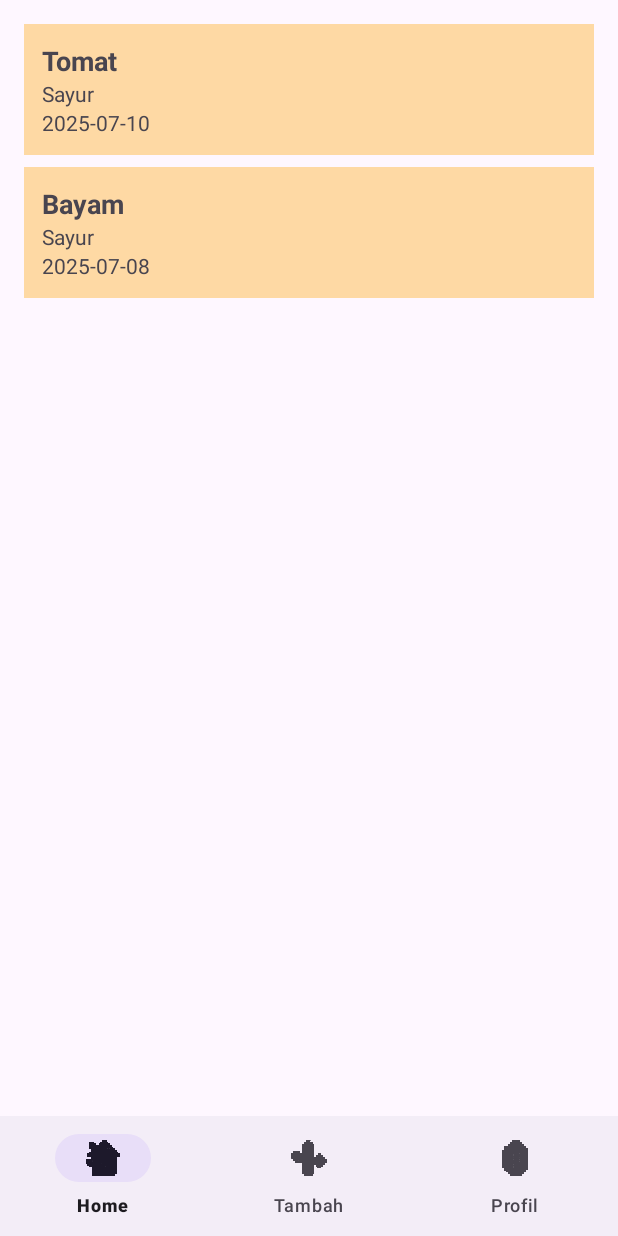
After one commit to Hayunitya/GrowMate, an Android app: the HomeFragment screen opened through its navigation route, on a phone screen of 412 x 824 dp. The commit adds this screen. Run offline under Robolectric (Android 15) with nearby library versions, the phone set to English and light mode, and no system bars; our stand-ins replace Firebase (no records; nobody signed in at launch, a user with empty details on screens opened directly), navigation-ui.

Commit message:
Second commit: tambah home screen

```diff
--- a/app/src/main/java/com/example/growmate/AuthFragment.kt
+++ b/app/src/main/java/com/example/growmate/AuthFragment.kt
@@ -6,6 +6,7 @@ import android.view.LayoutInflater
 import android.view.View
 import android.view.ViewGroup
 import android.widget.Toast
+import androidx.navigation.fragment.findNavController
 import com.example.growmate.databinding.FragmentAuthBinding
 import com.google.firebase.auth.FirebaseAuth
 import com.google.firebase.ktx.Firebase
@@ -70,7 +71,7 @@ class AuthFragment : Fragment() {
         auth.signInWithEmailAndPassword(email, password)
             .addOnSuccessListener {
                 Toast.makeText(context, "Login berhasil", Toast.LENGTH_SHORT).show()
-//                findNavController().navigate(R.id.action_authFragment_to_homeFragment)
+                findNavController().navigate(R.id.action_authFragment_to_homeFragment)
             }
             .addOnFailureListener {
                 Toast.makeText(context, "Login gagal: ${it.message}", Toast.LENGTH_LONG).show()
--- /dev/null
+++ b/app/src/main/java/com/example/growmate/HomeFragment.kt
@@ -0,0 +1,43 @@
+package com.example.growmate
+
+import android.os.Bundle
+import androidx.fragment.app.Fragment
+import android.view.LayoutInflater
+import android.view.View
+import android.view.ViewGroup
+import androidx.fragment.app.viewModels
+import androidx.recyclerview.widget.LinearLayoutManager
+import com.example.growmate.adapter.PlantAdapter
+import com.example.growmate.databinding.FragmentHomeBinding
+import com.example.growmate.viewmodel.HomeViewModel
+
+class HomeFragment : Fragment() {
+    private var _binding: FragmentHomeBinding? = null
+    private val binding get() = _binding!!
+
+    private val viewModel: HomeViewModel by viewModels()
+
+    override fun onCreateView(inflater: LayoutInflater, container: ViewGroup?, savedInstanceState: Bundle?): View {
+        _binding = FragmentHomeBinding.inflate(inflater, container, false)
+        return binding.root
+    }
+
+    override fun onViewCreated(view: View, savedInstanceState: Bundle?) {
+        super.onViewCreated(view, savedInstanceState)
+
+        val adapter = PlantAdapter(emptyList())
+        binding.plantRecyclerView.layoutManager = LinearLayoutManager(requireContext())
+        binding.plantRecyclerView.adapter = adapter
+
+        viewModel.plantList.observe(viewLifecycleOwner) { plants ->
+            adapter.updateData(plants)
+        }
+
+        viewModel.loadPlants() // fetch dummy atau real data dari Firestore
+    }
+
+    override fun onDestroyView() {
+        super.onDestroyView()
+        _binding = null
+    }
+}
--- a/app/src/main/java/com/example/growmate/MainActivity.kt
+++ b/app/src/main/java/com/example/growmate/MainActivity.kt
@@ -1,20 +1,25 @@
 package com.example.growmate
 
 import android.os.Bundle
-import androidx.activity.enableEdgeToEdge
+import android.view.View
 import androidx.appcompat.app.AppCompatActivity
-import androidx.core.view.ViewCompat
-import androidx.core.view.WindowInsetsCompat
+import androidx.navigation.fragment.NavHostFragment
+import androidx.navigation.ui.NavigationUI
+import com.google.android.material.bottomnavigation.BottomNavigationView
 
 class MainActivity : AppCompatActivity() {
     override fun onCreate(savedInstanceState: Bundle?) {
         super.onCreate(savedInstanceState)
-        enableEdgeToEdge()
         setContentView(R.layout.activity_main)
-        ViewCompat.setOnApplyWindowInsetsListener(findViewById(R.id.main)) { v, insets ->
-            val systemBars = insets.getInsets(WindowInsetsCompat.Type.systemBars())
-            v.setPadding(systemBars.left, systemBars.top, systemBars.right, systemBars.bottom)
-            insets
+
+        val navHostFragment = supportFragmentManager.findFragmentById(R.id.nav_host_fragment) as NavHostFragment
+        val navController = navHostFragment.navController
+        val bottomNav = findViewById<BottomNavigationView>(R.id.bottom_nav)
+        NavigationUI.setupWithNavController(bottomNav, navController)
+
+        navController.addOnDestinationChangedListener { _, destination, _ ->
+            bottomNav.visibility = if (destination.id == R.id.authFragment) View.GONE else View.VISIBLE
         }
+
     }
 }
--- /dev/null
+++ b/app/src/main/java/com/example/growmate/adapter/PlantAdapter.kt
@@ -0,0 +1,30 @@
+package com.example.growmate.adapter
+
+import android.view.LayoutInflater
+import android.view.ViewGroup
+import androidx.recyclerview.widget.RecyclerView
+import com.example.growmate.databinding.ItemPlantBinding
+import com.example.growmate.model.Plant
+
+class PlantAdapter(private var plants: List<Plant>) : RecyclerView.Adapter<PlantAdapter.ViewHolder>() {
+    inner class ViewHolder(val binding: ItemPlantBinding) : RecyclerView.ViewHolder(binding.root)
+
+    override fun onCreateViewHolder(parent: ViewGroup, viewType: Int): ViewHolder {
+        val binding = ItemPlantBinding.inflate(LayoutInflater.from(parent.context), parent, false)
+        return ViewHolder(binding)
+    }
+
+    override fun onBindViewHolder(holder: ViewHolder, position: Int) {
+        val plant = plants[position]
+        holder.binding.plantName.text = plant.name
+        holder.binding.plantType.text = plant.type
+        holder.binding.plantDate.text = plant.datePlanted
+    }
+
+    override fun getItemCount(): Int = plants.size
+
+    fun updateData(newList: List<Plant>) {
+        plants = newList
+        notifyDataSetChanged()
+    }
+}
--- /dev/null
+++ b/app/src/main/java/com/example/growmate/viewmodel/HomeViewModel.kt
@@ -0,0 +1,18 @@
+package com.example.growmate.viewmodel
+
+import androidx.lifecycle.LiveData
+import androidx.lifecycle.MutableLiveData
+import androidx.lifecycle.ViewModel
+import com.example.growmate.model.Plant
+
+class HomeViewModel : ViewModel() {
+    private val _plantList = MutableLiveData<List<Plant>>()
+    val plantList: LiveData<List<Plant>> = _plantList
+
+    fun loadPlants() {
+        _plantList.value = listOf(
+            Plant("Tomat", "Sayur", "2025-07-10"),
+            Plant("Bayam", "Sayur", "2025-07-08")
+        )
+    }
+}
--- a/app/src/main/res/layout/activity_main.xml
+++ b/app/src/main/res/layout/activity_main.xml
@@ -13,6 +13,18 @@
         app:navGraph="@navigation/nav_graph"
         app:defaultNavHost="true"
         android:layout_width="match_parent"
-        android:layout_height="match_parent" />
+        android:layout_height="match_parent"
+        app:layout_constraintTop_toTopOf="parent"
+        app:layout_constraintBottom_toTopOf="@+id/bottom_nav"/>
+
+    <com.google.android.material.bottomnavigation.BottomNavigationView
+        android:id="@+id/bottom_nav"
+        android:layout_width="match_parent"
+        android:layout_height="wrap_content"
+        android:layout_gravity="bottom"
+        app:menu="@menu/bottom_nav_menu"
+        tools:ignore="MissingConstraints"
+        app:layout_constraintBottom_toBottomOf="parent"/>
+
 
 </androidx.constraintlayout.widget.ConstraintLayout>
--- /dev/null
+++ b/app/src/main/res/layout/fragment_home.xml
@@ -0,0 +1,14 @@
+<?xml version="1.0" encoding="utf-8"?>
+<LinearLayout xmlns:android="http://schemas.android.com/apk/res/android"
+    xmlns:tools="http://schemas.android.com/tools"
+    android:layout_width="match_parent"
+    android:layout_height="match_parent"
+    android:orientation="vertical"
+    android:padding="16dp">
+
+    <androidx.recyclerview.widget.RecyclerView
+        android:id="@+id/plantRecyclerView"
+        android:layout_width="match_parent"
+        android:layout_height="match_parent"/>
+
+</LinearLayout>
--- /dev/null
+++ b/app/src/main/res/layout/item_plant.xml
@@ -0,0 +1,30 @@
+<?xml version="1.0" encoding="utf-8"?>
+<LinearLayout xmlns:android="http://schemas.android.com/apk/res/android"
+    android:layout_width="match_parent"
+    android:layout_height="wrap_content"
+    android:orientation="vertical"
+    android:padding="12dp"
+    android:background="@color/bg"
+    android:layout_marginBottom="8dp">
+
+    <TextView
+        android:id="@+id/plantName"
+        android:layout_width="wrap_content"
+        android:layout_height="wrap_content"
+        android:text="Nama Tanaman"
+        android:textSize="18sp"
+        android:textStyle="bold"/>
+
+    <TextView
+        android:id="@+id/plantType"
+        android:layout_width="wrap_content"
+        android:layout_height="wrap_content"
+        android:text="Jenis Tanaman"/>
+
+    <TextView
+        android:id="@+id/plantDate"
+        android:layout_width="wrap_content"
+        android:layout_height="wrap_content"
+        android:text="Tanggal Tanam"/>
+
+</LinearLayout>
--- /dev/null
+++ b/app/src/main/res/menu/bottom_nav_menu.xml
@@ -0,0 +1,22 @@
+<?xml version="1.0" encoding="utf-8"?>
+<menu xmlns:android="http://schemas.android.com/apk/res/android"
+    xmlns:app="http://schemas.android.com/apk/res-auto">
+    <item
+        android:id="@+id/homeFragment"
+        android:icon="@drawable/icon01"
+        android:title="Home"
+        app:iconTint="@null" />
+
+    <item
+        android:id="@+id/addFragment"
+        android:icon="@drawable/icon02"
+        android:title="Tambah"
+        app:iconTint="@null" />
+
+    <item
+        android:id="@+id/profileFragment"
+        android:icon="@drawable/icon03"
+        android:title="Profil"
+        app:iconTint="@null" />
+
+</menu>
--- a/app/src/main/res/navigation/nav_graph.xml
+++ b/app/src/main/res/navigation/nav_graph.xml
@@ -8,14 +8,24 @@
         android:id="@+id/authFragment"
         android:name="com.example.growmate.AuthFragment"
         android:label="Auth">
-<!--        <action-->
-<!--            android:id="@+id/action_authFragment_to_homeFragment"-->
-<!--            app:destination="@id/homeFragment" />-->
+        <action
+            android:id="@+id/action_authFragment_to_homeFragment"
+            app:destination="@id/homeFragment" />
     </fragment>
 
-<!--    <fragment-->
-<!--        android:id="@+id/homeFragment"-->
-<!--        android:name="com.example.growmate.homeFragment"-->
-<!--        android:label="Home" />-->
+    <fragment
+        android:id="@+id/homeFragment"
+        android:name="com.example.growmate.HomeFragment"
+        android:label="Home" />
+
+    <fragment
+        android:id="@+id/addFragment"
+        android:name="com.example.growmate.AddFragment"
+        android:label="Tambah" />
+
+    <fragment
+        android:id="@+id/profileFragment"
+        android:name="com.example.growmate.ProfileFragment"
+        android:label="Profil" />
 
 </navigation>
```
Also changed, not shown: app/src/main/java/com/example/growmate/AddFragment.kt (added, +59 -0 lines), app/src/main/java/com/example/growmate/ProfileFragment.kt (added, +59 -0 lines), app/src/main/res/layout/fragment_add.xml (added, +14 -0 lines), app/src/main/res/layout/fragment_profile.xml (added, +14 -0 lines), app/src/main/res/drawable/icon01.png (added), app/src/main/res/drawable/icon02.png (added), app/src/main/res/drawable/icon03.png (added).
